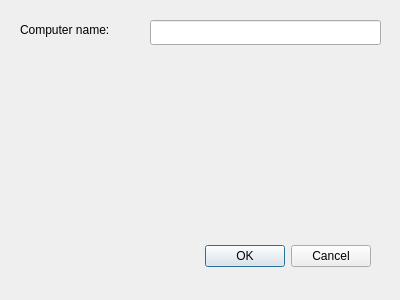
stefanv15/verklegtNamskeid_skil3, file computeradd.ui: the form before one commit.
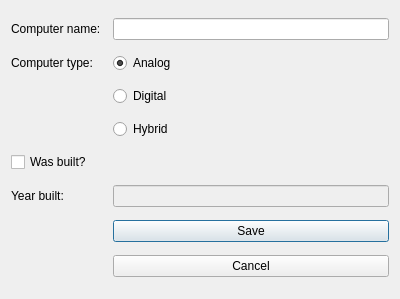
The form after the commit.

```diff
--- a/computeradd.ui
+++ b/computeradd.ui
@@ -7,51 +7,99 @@
     <x>0</x>
     <y>0</y>
     <width>400</width>
-    <height>300</height>
+    <height>299</height>
    </rect>
   </property>
   <property name="windowTitle">
    <string>Dialog</string>
   </property>
-  <widget class="QDialogButtonBox" name="buttonBox">
-   <property name="geometry">
-    <rect>
-     <x>30</x>
-     <y>240</y>
-     <width>341</width>
-     <height>32</height>
-    </rect>
-   </property>
-   <property name="orientation">
-    <enum>Qt::Horizontal</enum>
-   </property>
-   <property name="standardButtons">
-    <set>QDialogButtonBox::Cancel|QDialogButtonBox::Ok</set>
-   </property>
-  </widget>
-  <widget class="QLabel" name="label">
-   <property name="geometry">
-    <rect>
-     <x>20</x>
-     <y>20</y>
-     <width>131</width>
-     <height>19</height>
-    </rect>
-   </property>
-   <property name="text">
-    <string>Computer name:</string>
-   </property>
-  </widget>
-  <widget class="QLineEdit" name="lineEdit">
-   <property name="geometry">
-    <rect>
-     <x>150</x>
-     <y>20</y>
-     <width>231</width>
-     <height>25</height>
-    </rect>
-   </property>
-  </widget>
+  <layout class="QGridLayout" name="gridLayout">
+   <item row="1" column="0">
+    <widget class="QLabel" name="label_2">
+     <property name="text">
+      <string>Computer type:</string>
+     </property>
+    </widget>
+   </item>
+   <item row="7" column="0" colspan="3">
+    <widget class="QCheckBox" name="checkWasBuilt">
+     <property name="layoutDirection">
+      <enum>Qt::LeftToRight</enum>
+     </property>
+     <property name="autoFillBackground">
+      <bool>false</bool>
+     </property>
+     <property name="text">
+      <string>Was built?</string>
+     </property>
+    </widget>
+   </item>
+   <item row="8" column="0">
+    <widget class="QLabel" name="label_4">
+     <property name="text">
+      <string>Year built:</string>
+     </property>
+    </widget>
+   </item>
+   <item row="8" column="2">
+    <widget class="QLineEdit" name="editYearBuilt">
+     <property name="enabled">
+      <bool>false</bool>
+     </property>
+    </widget>
+   </item>
+   <item row="9" column="2">
+    <widget class="QPushButton" name="buttonOK">
+     <property name="text">
+      <string>Save</string>
+     </property>
+     <property name="default">
+      <bool>true</bool>
+     </property>
+    </widget>
+   </item>
+   <item row="10" column="2">
+    <widget class="QPushButton" name="buttonCancel">
+     <property name="text">
+      <string>Cancel</string>
+     </property>
+    </widget>
+   </item>
+   <item row="0" column="0">
+    <widget class="QLabel" name="label">
+     <property name="text">
+      <string>Computer name:</string>
+     </property>
+    </widget>
+   </item>
+   <item row="0" column="2">
+    <widget class="QLineEdit" name="editComputerName"/>
+   </item>
+   <item row="1" column="2">
+    <widget class="QRadioButton" name="radioAnalog">
+     <property name="text">
+      <string>Analog</string>
+     </property>
+     <property name="checked">
+      <bool>true</bool>
+     </property>
+    </widget>
+   </item>
+   <item row="3" column="2">
+    <widget class="QRadioButton" name="radioHybrid">
+     <property name="text">
+      <string>Hybrid</string>
+     </property>
+    </widget>
+   </item>
+   <item row="2" column="2">
+    <widget class="QRadioButton" name="radioDigital">
+     <property name="text">
+      <string>Digital</string>
+     </property>
+    </widget>
+   </item>
+  </layout>
  </widget>
  <resources/>
  <connections>
```
Left out of the diff: 44 changed lines with no effect on the pictures.
